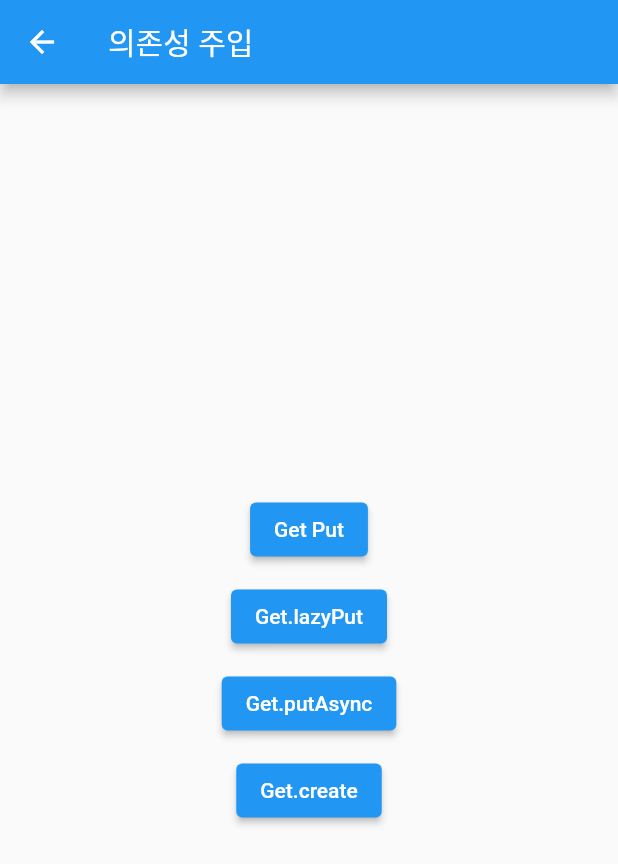
After one commit to Heungjun/flutter_get_x, a Flutter app: the screen it shows after launch, after a tap on "의존성 관리", on a phone screen of 412 x 824 dp. The commit adds this screen. Shown: the top 864 px of the screen. Run offline on Flutter 3.47's test engine with Material 2 defaults, Android fonts, the phone set to English and light mode, and no system bars; our stand-ins replace get.

Commit message:
dependencys

```diff
--- /dev/null
+++ b/lib/src/controller/dependency_controller.dart
@@ -0,0 +1,5 @@
+import 'package:get/get.dart';
+
+class DependencyController extends GetxController {
+  void inCrease() {}
+}
--- a/lib/src/home.dart
+++ b/lib/src/home.dart
@@ -1,5 +1,6 @@
 import 'package:flutter/material.dart';
 import 'package:get/get.dart';
+import 'package:get_x/src/pages/dependencys/dependencys_manage_page.dart';
 import 'package:get_x/src/pages/normal/first.dart';
 import 'package:get_x/src/pages/reactive_state_manage/reactive_state_manage_page.dart';
 import 'package:get_x/src/pages/simple_state_manage/simple_state_manage_page.dart';
@@ -63,6 +64,12 @@ class Home extends StatelessWidget {
                   Get.to(ReactiveStateManagePage());
                 },
                 child: Text('반응형상태관리')),
+            SizedBox(height: 10),
+            ElevatedButton(
+                onPressed: () {
+                  Get.to(DependencyManagePage());
+                },
+                child: Text('의존성 관리')),
           ],
         ),
       ),
--- /dev/null
+++ b/lib/src/pages/dependencys/dependencys_manage_page.dart
@@ -0,0 +1,61 @@
+import 'package:flutter/material.dart';
+import 'package:get/get.dart';
+import 'package:get_x/src/controller/dependency_controller.dart';
+import 'package:get_x/src/pages/dependencys/get_lazyput.dart';
+import 'package:get_x/src/pages/dependencys/get_put.dart';
+
+class DependencyManagePage extends StatelessWidget {
+  const DependencyManagePage({Key? key}) : super(key: key);
+
+  @override
+  Widget build(BuildContext context) {
+    return Scaffold(
+      appBar: AppBar(
+        title: Text('의존성 주입'),
+      ),
+      body: Center(
+        child: Column(
+          mainAxisAlignment: MainAxisAlignment.center,
+          children: [
+            ElevatedButton(
+                onPressed: () {
+                  Get.to(GetPut(), binding: BindingsBuilder(() {
+                    Get.put(DependencyController());
+                  }));
+                },
+                child: Text('Get Put')),
+            SizedBox(height: 10),
+            ElevatedButton(
+                onPressed: () {
+                  Get.to(GetLazyPut(), binding: BindingsBuilder(() {
+                    Get.lazyPut<DependencyController>(
+                        () => DependencyController());
+                  }));
+                },
+                child: Text('Get.lazyPut')),
+            SizedBox(height: 10),
+            ElevatedButton(
+                onPressed: () {
+                  Get.to(GetPut(), binding: BindingsBuilder(() {
+                    Get.putAsync<DependencyController>(() async {
+                      await Future.delayed(Duration(seconds: 5));
+                      return DependencyController();
+                    });
+                  }));
+                },
+                child: Text('Get.putAsync')),
+            SizedBox(height: 10),
+            ElevatedButton(
+                onPressed: () {
+                  Get.to(GetLazyPut(), binding: BindingsBuilder(() {
+                    Get.create<DependencyController>(
+                        () => DependencyController());
+                  }));
+                },
+                child: Text('Get.create')),
+          ],
+        ),
+      ),
+    );
+  }
+}
```
Also changed, not shown: lib/src/pages/dependencys/get_lazyput.dart (added, +22 -0 lines), lib/src/pages/dependencys/get_put.dart (added, +12 -0 lines).
